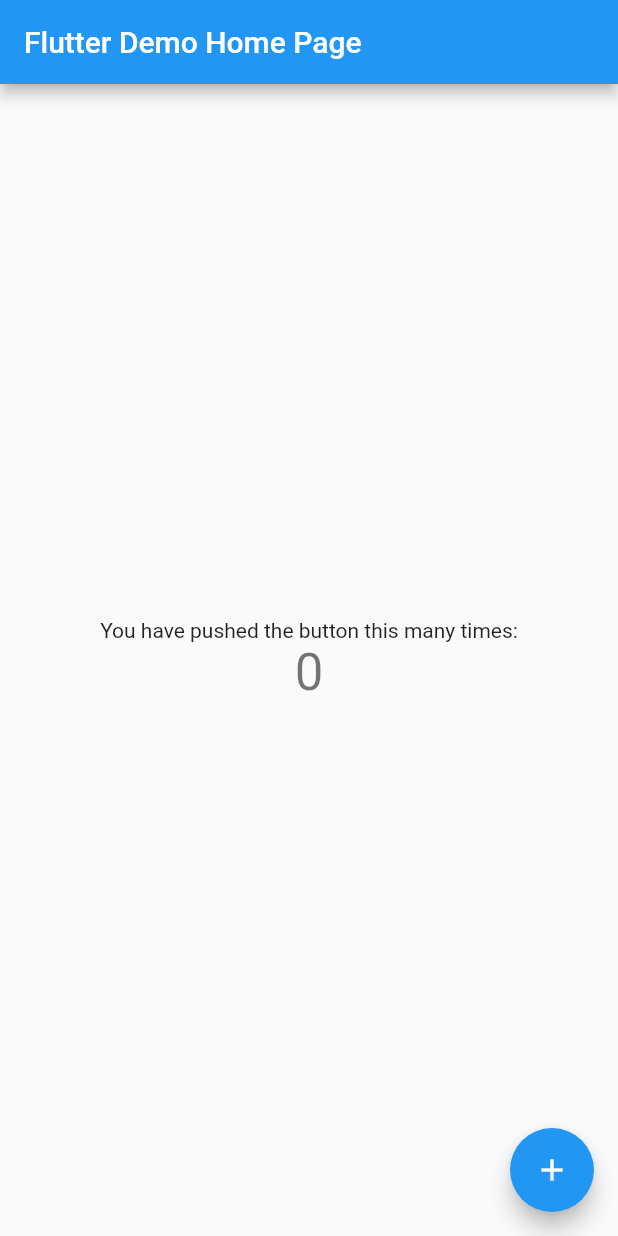
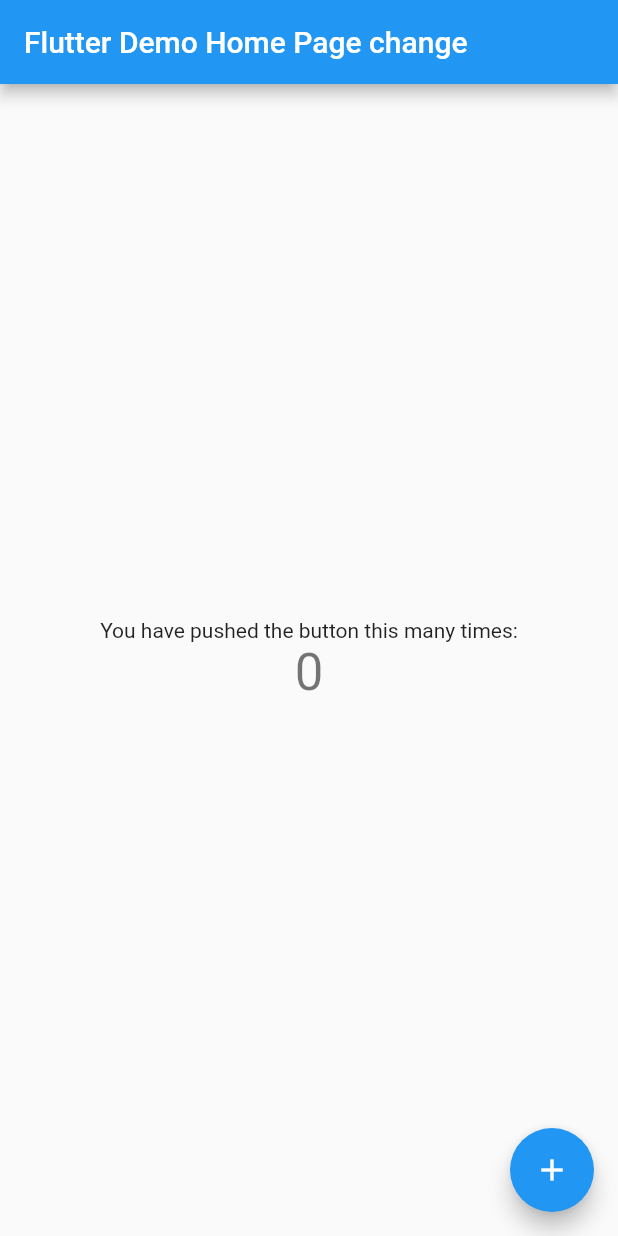
Before and after one commit to NilsVanVaerenbergh/Parkaholic, a Flutter app: the screen it shows after launch, on a phone screen of 412 x 824 dp. Run offline on Flutter 3.47's test engine with Material 2 defaults, Android fonts, the phone set to English and light mode, and no system bars.

Commit message:
Test right user credentials (#3)
* update title

* test

---------

Co-authored-by: Nidrux <originalfroaz@gmail.com>

```diff
--- a/src/lib/main.dart
+++ b/src/lib/main.dart
@@ -24,7 +24,7 @@ class MyApp extends StatelessWidget {
         // is not restarted.
         primarySwatch: Colors.blue,
       ),
-      home: const MyHomePage(title: 'Flutter Demo Home Page'),
+      home: const MyHomePage(title: 'Flutter Demo Home Page change'),
     );
   }
 }
```
